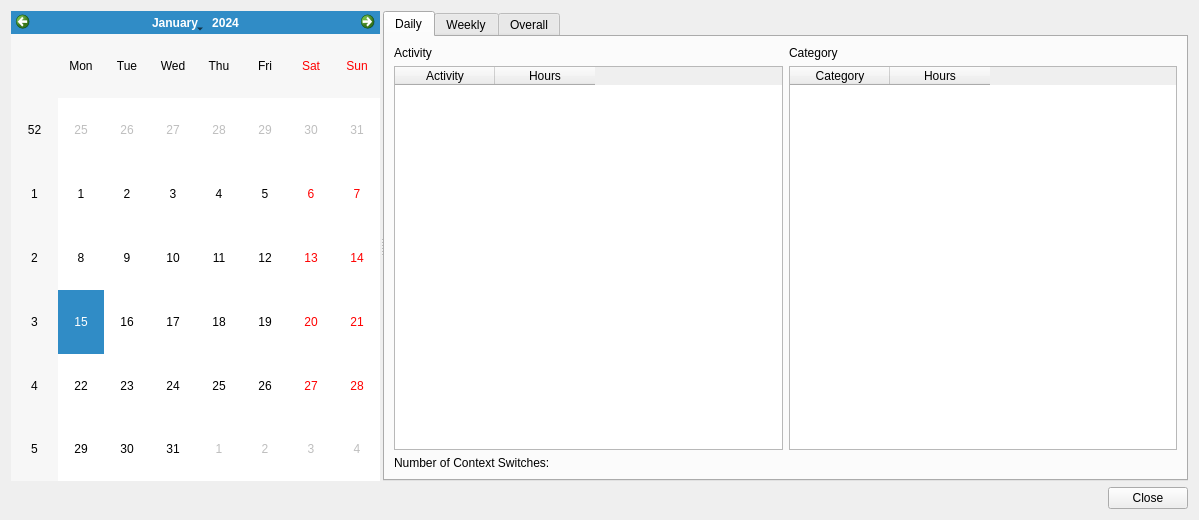
This is ui/history.ui in Narfinger/qamster as Qt 5 draws it before an edit. The edited form follows.
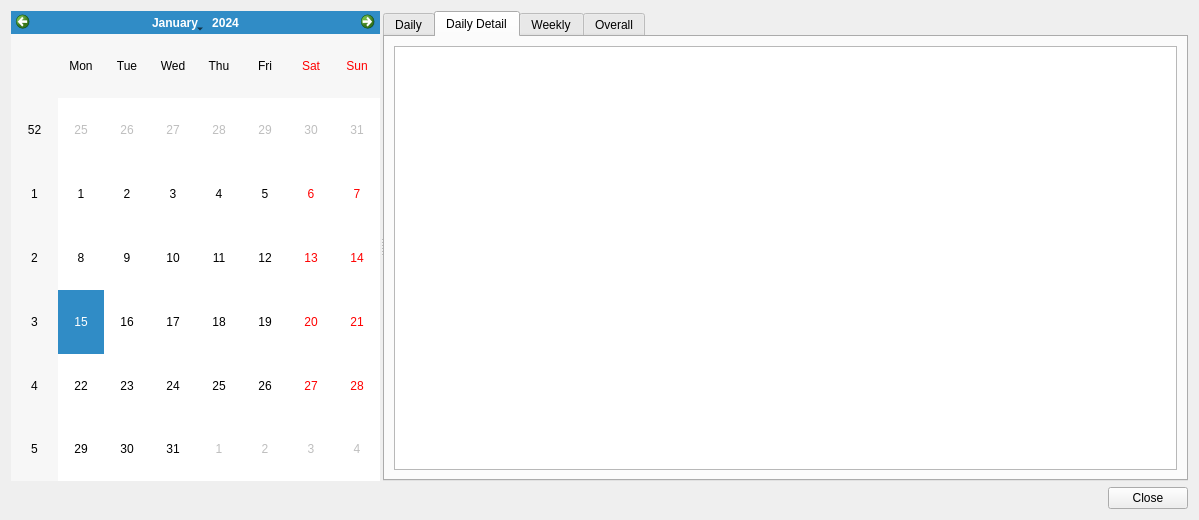
This is the edited form. The open tabs and pages were chosen to show the change. Custom widgets are drawn as their Qt base class.

The edit to the form file:
```diff
--- a/ui/history.ui
+++ b/ui/history.ui
@@ -103,6 +103,16 @@
         </item>
        </layout>
       </widget>
+      <widget class="QWidget" name="tab_4">
+       <attribute name="title">
+        <string>Daily Detail</string>
+       </attribute>
+       <layout class="QGridLayout" name="gridLayout_4">
+        <item row="0" column="0">
+         <widget class="TimeTableView" name="dd_tableView"/>
+        </item>
+       </layout>
+      </widget>
       <widget class="QWidget" name="tab_2">
        <attribute name="title">
         <string>Weekly</string>
@@ -193,6 +203,11 @@
    <header>src/histogram.h</header>
    <container>1</container>
   </customwidget>
+  <customwidget>
+   <class>TimeTableView</class>
+   <extends>QTableView</extends>
+   <header>src/timetableview.h</header>
+  </customwidget>
  </customwidgets>
  <resources/>
  <connections/>
```
